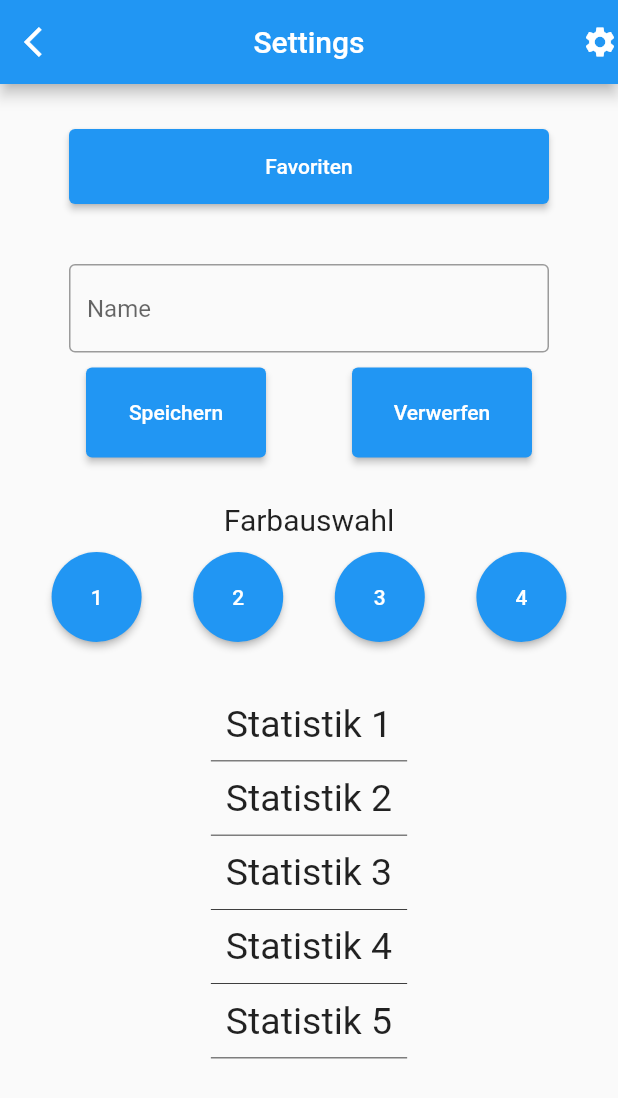
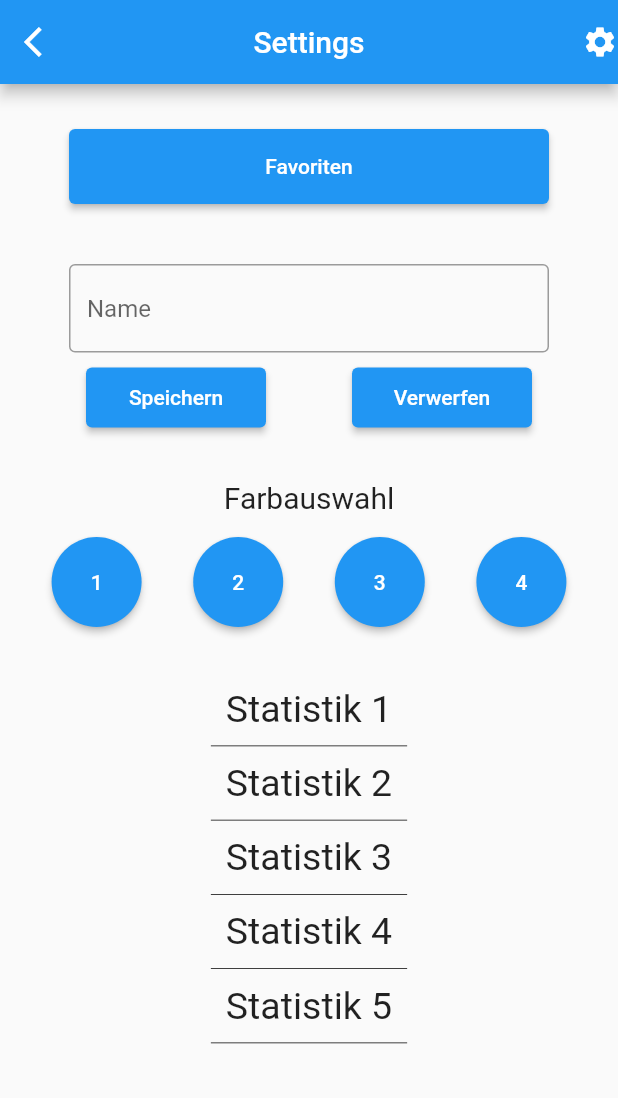
Before and after one commit to PascalWitzel/meditations_app, a Flutter app: the meditationsScreen screen opened directly, after a tap on the "settings" icon, on a phone screen of 412 x 824 dp. Shown: the top 1098 px of the screen. Run offline on Flutter 3.47's test engine with Material 2 defaults, Android fonts, the phone set to English and light mode, and no system bars; our stand-ins replace google_fonts; missing offline and left inert: confirm_dialog.

Commit message:
MeditationsScreen: Countdown um Stunden erweitert settingsScreen: Button in der größe geändert

```diff
--- a/lib/screens/meditation.dart
+++ b/lib/screens/meditation.dart
@@ -11,14 +11,22 @@ class meditationsScreen extends StatefulWidget {
 class _meditationsScreenState extends State<meditationsScreen>
     with TickerProviderStateMixin {
   String mName = "Name der Meditation";
-  int mDauer = 5;
+  int mDauer = 65;
 
   AnimationController controller;
 
   String get timerString {
     Duration duration = controller.duration * controller.value;
     if (controller.isAnimating) {
-      return '${duration.inMinutes}:${(duration.inSeconds % 60).toString().padLeft(2, '0')}';
+      if(duration.inHours < 1) {
+        return '${duration.inMinutes}:${(duration.inSeconds % 60)
+            .toString()
+            .padLeft(2, '0')}';
+      } else {
+        return '${duration.inHours}:${(duration.inMinutes % 60).toString().padLeft(2, '0')}:${(duration.inSeconds % 60)
+            .toString()
+            .padLeft(2, '0')}';
+      }
     }
   }
 
@@ -98,7 +106,7 @@ class _meditationsScreenState extends State<meditationsScreen>
                                     "Meditation beendet",
                                     style: TextStyle(fontSize: 50),
                                     textAlign: TextAlign.center,
-                                  );
+                                  ); //TODO kontrolle ob der Text nur beim Beenden kommt oder auch beim Pausieren
                                 }
                               }),
                         ),
@@ -127,7 +135,7 @@ class _meditationsScreenState extends State<meditationsScreen>
                               return new Icon(controller.isAnimating
                                   ? Icons.pause
                                   : Icons.play_arrow);
-                            }),
+                            }), //TODO Controlle ob der Button sich ändert
                         onPressed: () {
                           if (controller.isAnimating) {
                             controller.stop();
--- a/lib/screens/settingsScreen.dart
+++ b/lib/screens/settingsScreen.dart
@@ -49,7 +49,7 @@ class settingsScreen extends StatelessWidget {
             children: [
               Container(
                 width: 120,
-                height: 60,
+                height: 40,
                 child: ElevatedButton(
                   onPressed: () {},
                   child: Text("Speichern"),
@@ -57,7 +57,7 @@ class settingsScreen extends StatelessWidget {
               ),
               Container(
                 width: 120,
-                height: 60,
+                height: 40,
                 child: ElevatedButton(
                   onPressed: () {},
                   child: Text("Verwerfen"),
@@ -69,7 +69,7 @@ class settingsScreen extends StatelessWidget {
             padding: const EdgeInsets.all(10.0),
             child: Container(
               margin: EdgeInsets.only(
-                  left: 0.0, top: 20.0, right: 0.0, bottom: 0.0),
+                  left: 0.0, top: 25.0, right: 0.0, bottom: 5.0),
               child: Text(
                 "Farbauswahl",
                 style: TextStyle(
```
